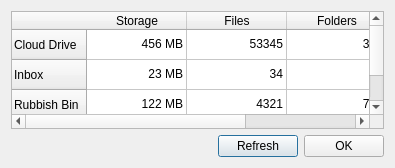
Qt form Source/MEGASync/gui/linux/AccountDetailsDialog.ui (meganz/MEGAsync) before a commit.
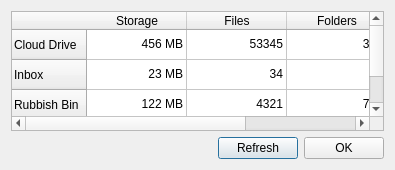
The same form after that commit.

Diff of the .ui file:
```diff
--- a/Source/MEGASync/gui/linux/AccountDetailsDialog.ui
+++ b/Source/MEGASync/gui/linux/AccountDetailsDialog.ui
@@ -7,7 +7,7 @@
     <x>0</x>
     <y>0</y>
     <width>395</width>
-    <height>168</height>
+    <height>170</height>
    </rect>
   </property>
   <property name="windowTitle">
```
Left out of the diff: 3 changed lines with no effect on the pictures.
